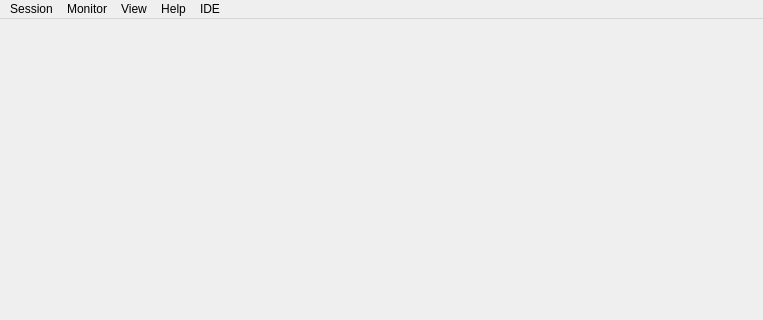
Old version of the form ui/pockemul.ui in the repository TheProjecter/pockemul; both pictures show x 0 to 763 and y 0 to 320 of the 763 by 720 pixel window.
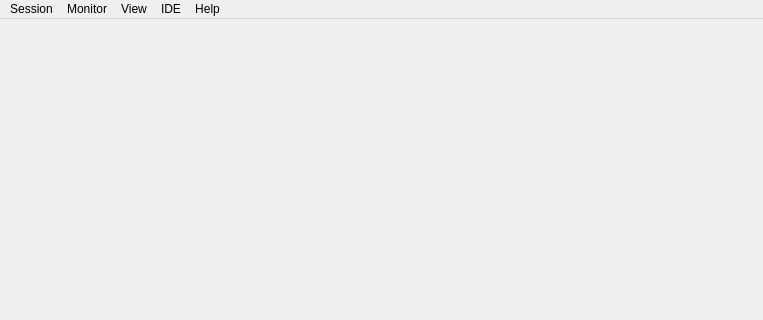
New version of the form. Icons and pictures are not drawn.

Diff of the .ui file:
```diff
--- a/ui/pockemul.ui
+++ b/ui/pockemul.ui
@@ -87,8 +87,8 @@
    <addaction name="menuRoot"/>
    <addaction name="menuMonitor_2"/>
    <addaction name="menuPockets"/>
-   <addaction name="menuHelp"/>
    <addaction name="menuIDE"/>
+   <addaction name="menuHelp"/>
   </widget>
   <widget class="QStatusBar" name="statusbar"/>
   <action name="actionAbout_PockEmul">
```
